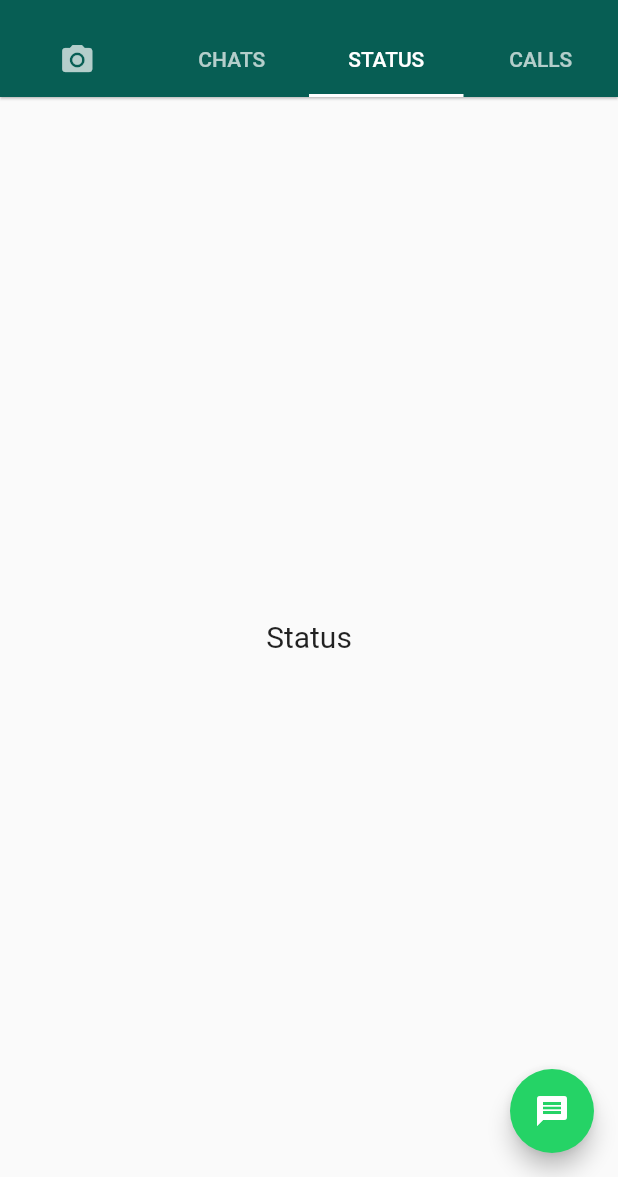
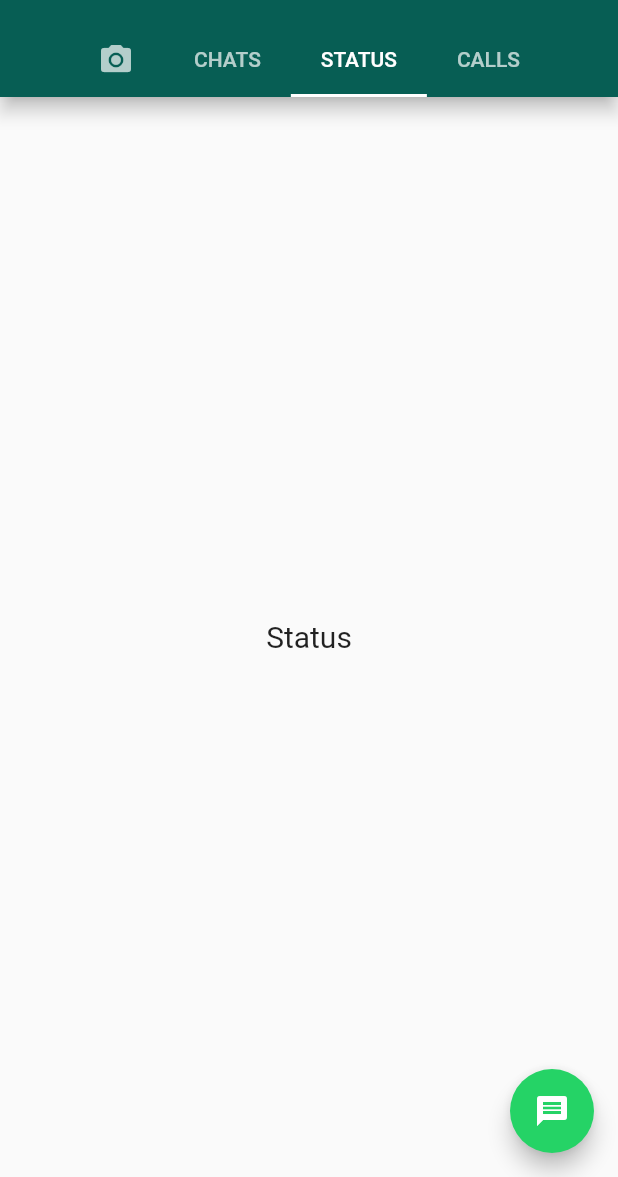
Before and after one commit to grad-date/WhatsApp-Clone, a Flutter app: the screen it shows after launch, tab 3 chosen, on a phone screen of 412 x 824 dp, the part 59-1236 px from its top. Run offline on Flutter 3.47's test engine with Material 2 defaults, Android fonts, the phone set to English and light mode, and no system bars; network calls fail.

```diff
--- a/lib/WhatsAppHome.dart
+++ b/lib/WhatsAppHome.dart
@@ -26,10 +26,12 @@ class _WhatsAppHomeState extends State<WhatsAppHome>
     return new Scaffold(
       appBar: new AppBar(
         title: new Text("WhatsApp"),
-        elevation: 0.7,
+        elevation: 5,
         bottom: new TabBar(
+            isScrollable: true,
             controller: _tabController,
             indicatorColor: Colors.white,
+            labelPadding: EdgeInsets.symmetric(horizontal: 20.0),
             tabs: <Widget>[
               new Tab(icon: new Icon(Icons.camera_alt)),
               new Tab(text: "CHATS"),
```
Also changed, not shown: lib/models/ChatModel.dart (+15 -3 lines), lib/pages/ChatScreen.dart (+8 -4 lines), 1 other file.
